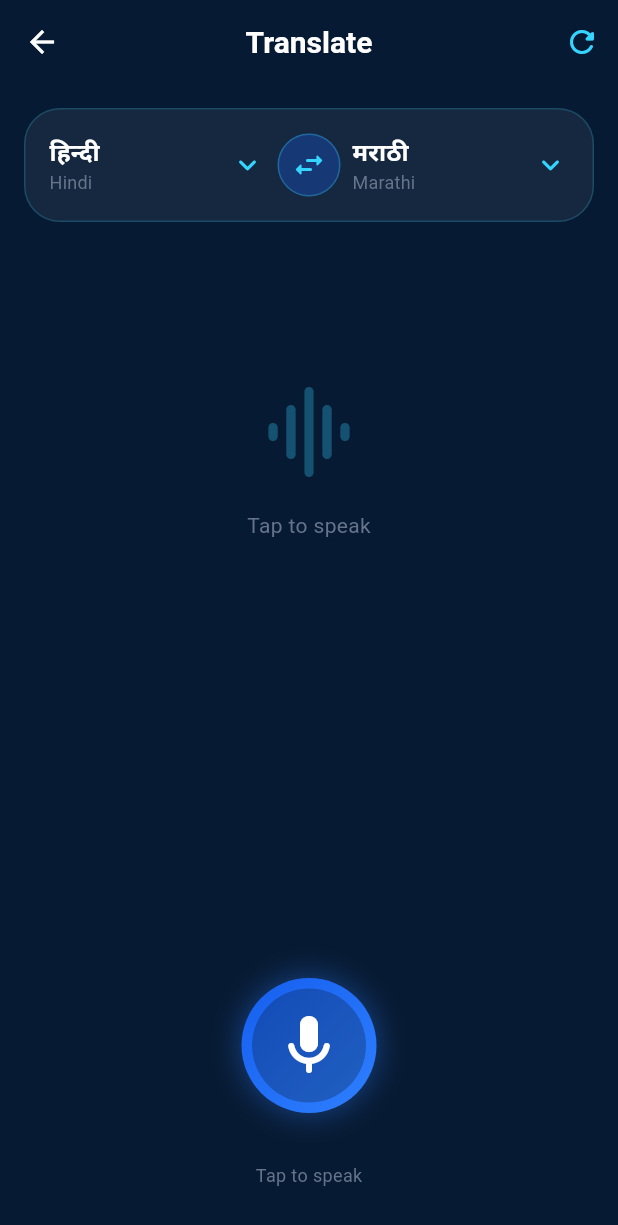
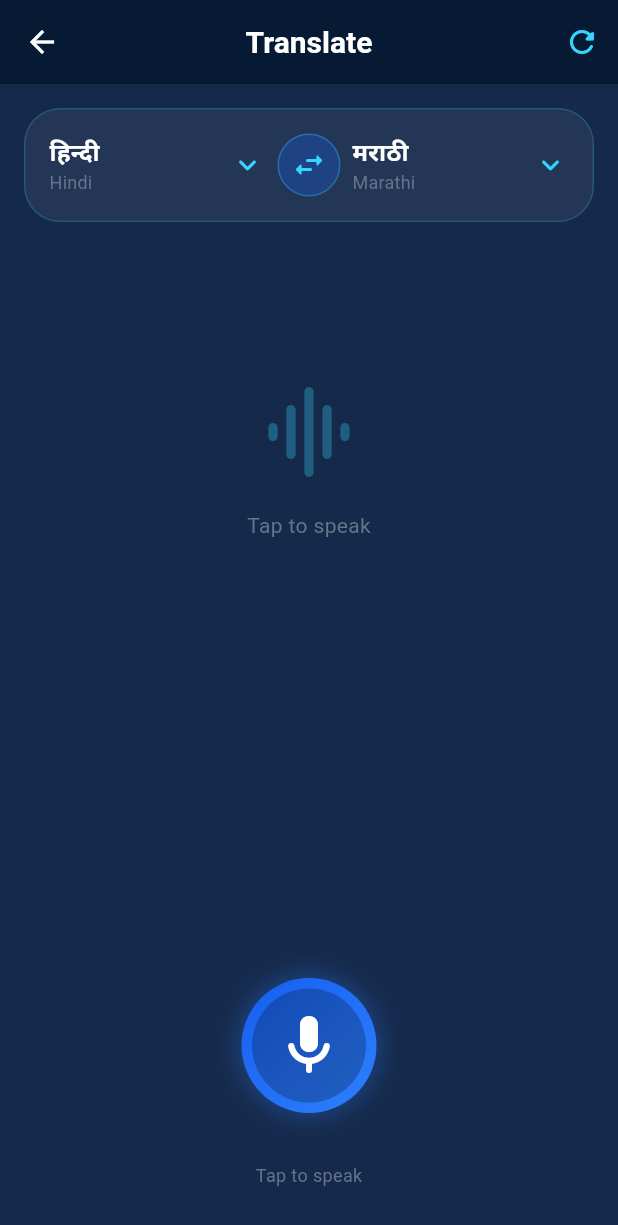
Before and after one commit to the-kunal-gangani/SwarSetu---Voice-Beyond-Languages, a Flutter app: the screen it shows after launch, after a tap on "Start Translating", on a phone screen of 412 x 824 dp. Shown: the top 1225 px of the screen. Run offline on Flutter 3.47's test engine with Material 3 defaults, Android fonts, the phone set to English and light mode, and no system bars; our stand-ins replace dio, equatable, flutter_bloc, go_router, just_audio, shared_preferences; missing offline and left inert: record.

Commit message:
changed Colours

```diff
--- a/mobile/swarsetu_app/lib/core/constants/app_colors.dart
+++ b/mobile/swarsetu_app/lib/core/constants/app_colors.dart
@@ -5,10 +5,16 @@ class AppColors {
 
   // Primary
   static const deepNavy = Color(0xFF071A33);
+  static const midnightBlue = Color(0xFF15294A);
   static const royalBlue = Color(0xFF155EEF);
   static const electricBlue = Color(0xFF2F80FF);
   static const cyan = Color(0xFF35D5FF);
   static const softBlue = Color(0xFF8ED8FF);
+
+  // Voice accent (warm, used sparingly for mic + result moments)
+  static const voiceCoral = Color(0xFFFF6B6B);
+  static const voiceMagenta = Color(0xFFEC4899);
+  static const voiceViolet = Color(0xFF9B5DE5);
 
   // Background
   static const background = Color(0xFFF5F9FF);
--- a/mobile/swarsetu_app/lib/features/contributions/presentation/screens/contribution_screen.dart
+++ b/mobile/swarsetu_app/lib/features/contributions/presentation/screens/contribution_screen.dart
@@ -67,7 +67,7 @@ class _ContributionScreenState extends State<ContributionScreen> {
   @override
   Widget build(BuildContext context) {
     return Scaffold(
-      backgroundColor: AppColors.deepNavy,
+      backgroundColor: AppColors.midnightBlue,
       appBar: AppBar(
         title: Text(AppStrings.contribute, style: AppTextStyles.h3),
       ),
@@ -190,7 +190,7 @@ class _ContributionScreenState extends State<ContributionScreen> {
       child: DropdownButtonHideUnderline(
         child: DropdownButton<String>(
           value: value,
-          dropdownColor: AppColors.deepNavy,
+          dropdownColor: AppColors.midnightBlue,
           isExpanded: true,
           icon: const Icon(
             Icons.keyboard_arrow_down_rounded,
--- a/mobile/swarsetu_app/lib/features/history/presentation/screens/history_screen.dart
+++ b/mobile/swarsetu_app/lib/features/history/presentation/screens/history_screen.dart
@@ -43,7 +43,7 @@ class _HistoryScreenState extends State<HistoryScreen> {
   @override
   Widget build(BuildContext context) {
     return Scaffold(
-      backgroundColor: AppColors.deepNavy,
+      backgroundColor: AppColors.midnightBlue,
       appBar: AppBar(
         title: Text(AppStrings.recentTranslations, style: AppTextStyles.h3),
         actions: [
--- a/mobile/swarsetu_app/lib/features/home/home_screen.dart
+++ b/mobile/swarsetu_app/lib/features/home/home_screen.dart
@@ -12,7 +12,7 @@ class HomeScreen extends StatelessWidget {
   @override
   Widget build(BuildContext context) {
     return Scaffold(
-      backgroundColor: AppColors.deepNavy,
+      backgroundColor: AppColors.midnightBlue,
       body: SafeArea(
         child: Padding(
           padding: const EdgeInsets.all(AppDimensions.paddingMD),
--- a/mobile/swarsetu_app/lib/features/phrasebook/presentation/screens/phrasebook_screen.dart
+++ b/mobile/swarsetu_app/lib/features/phrasebook/presentation/screens/phrasebook_screen.dart
@@ -21,7 +21,7 @@ class _PhrasebookScreenState extends State<PhrasebookScreen> {
     final phrases = PhrasebookData.byCategory(_selectedCategory);
 
     return Scaffold(
-      backgroundColor: AppColors.deepNavy,
+      backgroundColor: AppColors.midnightBlue,
       appBar: AppBar(
         title: Text(AppStrings.phrasebook, style: AppTextStyles.h3),
       ),
--- a/mobile/swarsetu_app/lib/features/settings/presentation/screens/settings_screen.dart
+++ b/mobile/swarsetu_app/lib/features/settings/presentation/screens/settings_screen.dart
@@ -12,7 +12,7 @@ class SettingsScreen extends StatelessWidget {
   @override
   Widget build(BuildContext context) {
     return Scaffold(
-      backgroundColor: AppColors.deepNavy,
+      backgroundColor: AppColors.midnightBlue,
       appBar: AppBar(title: Text(AppStrings.settings, style: AppTextStyles.h3)),
       body: SafeArea(
         child: ListView(
@@ -59,7 +59,7 @@ class SettingsScreen extends StatelessWidget {
     showDialog(
       context: context,
       builder: (dialogContext) => AlertDialog(
-        backgroundColor: AppColors.deepNavy,
+        backgroundColor: AppColors.midnightBlue,
         title: Text('Clear History?', style: AppTextStyles.h3),
         content: Text(
           'This will permanently delete all saved translations.',
--- a/mobile/swarsetu_app/lib/features/splash/splash_screen.dart
+++ b/mobile/swarsetu_app/lib/features/splash/splash_screen.dart
@@ -55,7 +55,7 @@ class _SplashScreenState extends State<SplashScreen>
   @override
   Widget build(BuildContext context) {
     return Scaffold(
-      backgroundColor: AppColors.deepNavy,
+      backgroundColor: AppColors.midnightBlue,
       body: Stack(
         children: [
           Positioned(
--- a/mobile/swarsetu_app/lib/features/translation/presentation/screens/translation_screen.dart
+++ b/mobile/swarsetu_app/lib/features/translation/presentation/screens/translation_screen.dart
@@ -38,7 +38,7 @@ class _TranslationView extends StatelessWidget {
   @override
   Widget build(BuildContext context) {
     return Scaffold(
-      backgroundColor: AppColors.deepNavy,
+      backgroundColor: AppColors.midnightBlue,
       appBar: AppBar(
         title: Text(AppStrings.translate, style: AppTextStyles.h3),
         actions: [
```
